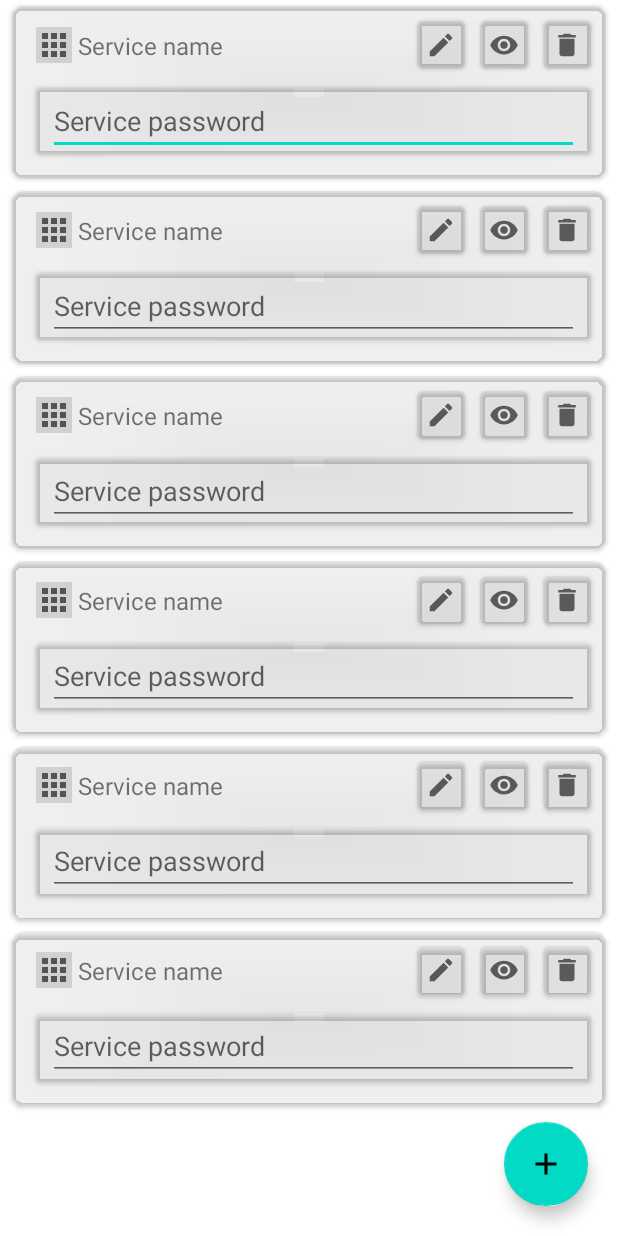
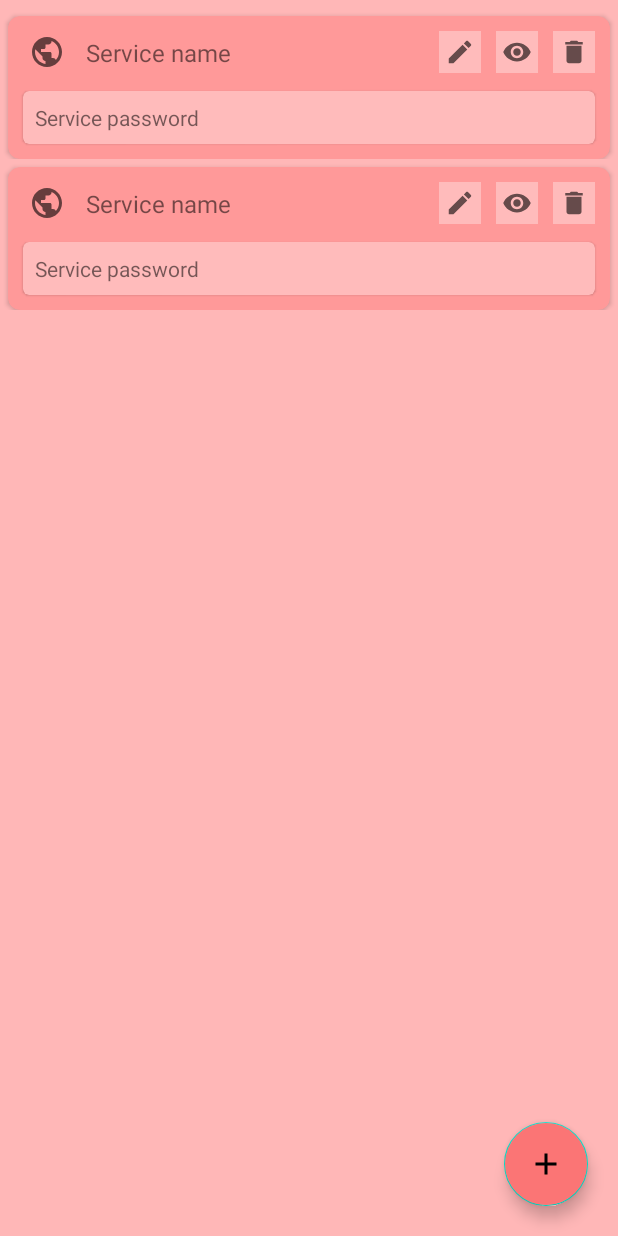
Before and after one commit to Vaishnav-Kanhirathingal/Save-Pass, an Android app: the layout fragment_pass_list.xml on its own in the app's theme, with its tools: preview values and no code run, on a phone screen of 412 x 824 dp. Run offline under Robolectric (Android 15) with nearby library versions, the phone set to English and light mode, and no system bars.

Commit message:
floating action button color added, recycler spacing added

```diff
--- a/app/src/main/java/com/kenetic/savepass/adapters/PassAdapter.kt
+++ b/app/src/main/java/com/kenetic/savepass/adapters/PassAdapter.kt
@@ -11,7 +11,7 @@ import com.kenetic.savepass.databinding.PassListBinding
 import com.kenetic.savepass.password.PasswordData
 
 
-class PassAdapter(isLinear: Boolean) :
+class PassAdapter() :
     ListAdapter<PasswordData, PassAdapter.PassViewHolder>(diffCallBack) {
 
     class PassViewHolder(val binding: PassListBinding) : RecyclerView.ViewHolder(binding.root) {
@@ -28,19 +28,15 @@ class PassAdapter(isLinear: Boolean) :
             )
             binding.serviceNameTextView.text = passwordData.serviceName
 
-            binding.servicePasswordEditText.isEnabled = verifiedWithPassword
+            binding.servicePasswordTextView.text = passwordData.servicePassword
 
             binding.deleteImageView.setOnClickListener {
-                //todo - check fingerprint and then delete
                 Log.d(TAG, "delete image onClick working")
             }
             binding.showImageView.setOnClickListener {
-                //todo - check fingerprint then show
                 Log.d(TAG, "show image onClick working")
             }
             binding.editImageView.setOnClickListener {
-                //todo - check fingerprint then enable editText to be editable,
-                // change icon to a save icon
                 Log.d(TAG, "edit image onClick working")
             }
         }
--- a/app/src/main/java/com/kenetic/savepass/fragments/PassListFragment.kt
+++ b/app/src/main/java/com/kenetic/savepass/fragments/PassListFragment.kt
@@ -4,10 +4,8 @@ import android.os.Bundle
 import android.view.*
 import androidx.fragment.app.Fragment
 import androidx.fragment.app.activityViewModels
-import androidx.lifecycle.ViewModel
 import androidx.navigation.fragment.findNavController
 import androidx.recyclerview.widget.GridLayoutManager
-import androidx.recyclerview.widget.LinearLayoutManager
 import androidx.recyclerview.widget.RecyclerView
 import com.kenetic.savepass.adapters.PassAdapter
 import com.kenetic.savepass.databinding.FragmentPassListBinding
@@ -42,8 +40,9 @@ class PassListFragment : Fragment() {
         super.onViewCreated(view, savedInstanceState)
 
         recyclerView = binding.passwordRecyclerView
-        recyclerView.layoutManager = LinearLayoutManager(this.requireContext())
-        val adapter = PassAdapter(true)
+        //recyclerView.layoutManager = LinearLayoutManager(this.requireContext())
+        recyclerView.layoutManager = GridLayoutManager(this.requireContext(),1)
+        val adapter = PassAdapter()
         recyclerView.adapter = adapter
         viewModel.passList.observe(this.viewLifecycleOwner) {
             adapter.submitList(it)
@@ -62,7 +61,7 @@ class PassListFragment : Fragment() {
 
     private fun setLayoutAndIcon(isLinear: Boolean) {//this is used as the menu icon
         if (isLinear) {
-            recyclerView.layoutManager = LinearLayoutManager(this.requireContext())
+            recyclerView.layoutManager = GridLayoutManager(this.requireContext(), 1)
             //todo - set menu icon
             //todo - store preference
         } else {
--- a/app/src/main/res/layout/activity_main.xml
+++ b/app/src/main/res/layout/activity_main.xml
@@ -10,7 +10,6 @@
         android:id="@+id/nav_host_fragment"
         android:layout_width="match_parent"
         android:layout_height="match_parent"
-        android:layout_margin="10dp"
         android:name="androidx.navigation.fragment.NavHostFragment"
         app:layout_constraintBottom_toBottomOf="parent"
         app:layout_constraintLeft_toLeftOf="parent"
--- a/app/src/main/res/layout/fragment_add_or_edit.xml
+++ b/app/src/main/res/layout/fragment_add_or_edit.xml
@@ -1,7 +1,11 @@
 <?xml version="1.0" encoding="utf-8"?>
-<androidx.constraintlayout.widget.ConstraintLayout xmlns:android="http://schemas.android.com/apk/res/android"
+<ScrollView xmlns:android="http://schemas.android.com/apk/res/android"
     xmlns:app="http://schemas.android.com/apk/res-auto"
     xmlns:tools="http://schemas.android.com/tools"
+    android:layout_width="match_parent"
+    android:layout_height="match_parent">
+
+    <androidx.constraintlayout.widget.ConstraintLayout
         android:layout_width="match_parent"
         android:layout_height="match_parent"
         tools:context=".fragments.AddOrEditFragment">
@@ -137,3 +141,4 @@
             app:layout_constraintTop_toBottomOf="@id/ruler_three" />
 
     </androidx.constraintlayout.widget.ConstraintLayout>
+</ScrollView>
--- a/app/src/main/res/layout/fragment_pass_list.xml
+++ b/app/src/main/res/layout/fragment_pass_list.xml
@@ -4,20 +4,23 @@
     xmlns:tools="http://schemas.android.com/tools"
     android:layout_width="match_parent"
     android:layout_height="match_parent"
+    android:background="@color/recycler_view_background"
     tools:context=".fragments.PassListFragment">
 
     <androidx.recyclerview.widget.RecyclerView
         android:id="@+id/password_recycler_view"
         android:layout_width="match_parent"
         android:layout_height="match_parent"
-        tools:itemCount="6"
+        tools:itemCount="2"
+        android:layout_marginTop="5dp"
         tools:listitem="@layout/pass_list" />
 
     <com.google.android.material.floatingactionbutton.FloatingActionButton
         android:id="@+id/add_fab"
         android:layout_width="wrap_content"
+        android:backgroundTint="@color/floating_action_button"
         android:layout_height="wrap_content"
-        android:layout_margin="20dp"
+        android:layout_margin="@dimen/vertical_app_margin"
         android:src="@drawable/add_fab_icon_40"
         app:layout_constraintBottom_toBottomOf="parent"
         app:layout_constraintRight_toRightOf="parent" />
--- a/app/src/main/res/layout/pass_list.xml
+++ b/app/src/main/res/layout/pass_list.xml
@@ -1,138 +1,118 @@
 <?xml version="1.0" encoding="utf-8"?>
-<androidx.cardview.widget.CardView xmlns:android="http://schemas.android.com/apk/res/android"
+<androidx.constraintlayout.widget.ConstraintLayout xmlns:android="http://schemas.android.com/apk/res/android"
     xmlns:app="http://schemas.android.com/apk/res-auto"
     xmlns:tools="http://schemas.android.com/tools"
     android:layout_width="match_parent"
-    android:layout_height="wrap_content"
-    android:layout_marginVertical="4dp"
-    android:layout_marginHorizontal="8dp"
-    app:cardBackgroundColor="#10000000"
-    app:cardCornerRadius="8dp">
+    android:background="@color/transparent"
+    android:layout_height="wrap_content">
 
-    <androidx.constraintlayout.widget.ConstraintLayout
+    <androidx.cardview.widget.CardView
         android:layout_width="match_parent"
-        android:layout_height="wrap_content">
+        android:layout_height="wrap_content"
+        android:layout_marginStart="5dp"
+        android:layout_marginTop="5dp"
+        android:layout_marginEnd="5dp"
+        app:cardBackgroundColor="@color/card_background"
+        app:cardCornerRadius="8dp"
+        app:layout_constraintBottom_toBottomOf="parent"
+        app:layout_constraintLeft_toLeftOf="parent"
+        app:layout_constraintRight_toRightOf="parent"
+        app:layout_constraintTop_toTopOf="parent">
 
-        <ImageView
-            android:id="@+id/is_app_or_web_image_view"
-            android:layout_width="wrap_content"
-            android:layout_height="wrap_content"
-            android:layout_marginHorizontal="16dp"
-            android:layout_marginStart="16dp"
-            android:background="#20000000"
-            app:layout_constraintBottom_toBottomOf="@id/delete_card"
-            app:layout_constraintLeft_toLeftOf="parent"
-            app:layout_constraintTop_toTopOf="@id/delete_card"
-            tools:src="@drawable/is_application_icon_24" />
+        <androidx.constraintlayout.widget.ConstraintLayout
+            android:layout_width="match_parent"
+            android:layout_height="wrap_content">
 
-        <TextView
-            android:id="@+id/service_name_text_view"
-            android:layout_width="0dp"
-            android:layout_height="wrap_content"
-            android:layout_marginHorizontal="4dp"
-            android:text="@string/service_name"
-            android:textSize="16sp"
-            app:layout_constraintBottom_toBottomOf="@id/delete_card"
-            app:layout_constraintLeft_toRightOf="@id/is_app_or_web_image_view"
-            app:layout_constraintRight_toLeftOf="@id/edit_card"
-            app:layout_constraintTop_toTopOf="@id/delete_card" />
+            <androidx.appcompat.widget.AppCompatImageView
+                android:id="@+id/is_app_or_web_image_view"
+                android:layout_width="wrap_content"
+                android:layout_height="wrap_content"
+                android:layout_marginStart="@dimen/card_spacing"
+                android:padding="@dimen/image_padding"
+                app:layout_constraintBottom_toBottomOf="@id/delete_image_view"
+                app:layout_constraintLeft_toLeftOf="parent"
+                app:layout_constraintTop_toTopOf="@id/delete_image_view"
+                tools:src="@drawable/is_website_icon_24" />
 
-        <androidx.cardview.widget.CardView
-            android:id="@+id/delete_card"
-            android:layout_width="wrap_content"
-            android:layout_height="wrap_content"
-            android:layout_marginTop="10dp"
-            android:layout_marginEnd="10dp"
-            app:cardBackgroundColor="#00000000"
-            app:cardCornerRadius="@dimen/corner_radius"
-            app:layout_constraintRight_toRightOf="parent"
-            app:layout_constraintTop_toTopOf="parent">
+            <com.google.android.material.textview.MaterialTextView
+                android:id="@+id/service_name_text_view"
+                android:layout_width="0dp"
+                android:layout_height="wrap_content"
+                android:layout_marginHorizontal="@dimen/card_spacing"
+                android:text="@string/service_name"
+                android:textSize="16sp"
+                app:layout_constraintBottom_toBottomOf="@id/delete_image_view"
+                app:layout_constraintLeft_toRightOf="@id/is_app_or_web_image_view"
+                app:layout_constraintRight_toLeftOf="@id/edit_image_view"
+                app:layout_constraintTop_toTopOf="@id/delete_image_view" />
 
-            <ImageView
+            <androidx.appcompat.widget.AppCompatImageButton
                 android:id="@+id/delete_image_view"
                 android:layout_width="wrap_content"
                 android:layout_height="wrap_content"
-                android:background="#10000000"
+                android:layout_marginTop="@dimen/card_spacing"
+                android:layout_marginEnd="@dimen/card_spacing"
+                android:background="@color/card_foreground"
                 android:padding="@dimen/image_padding"
-                android:src="@drawable/ic_baseline_delete_20" />
+                android:src="@drawable/ic_baseline_delete_20"
+                app:layout_constraintRight_toRightOf="parent"
+                app:layout_constraintTop_toTopOf="parent" />
 
-        </androidx.cardview.widget.CardView>
 
-        <androidx.cardview.widget.CardView
-            android:id="@+id/show_card"
-            android:layout_width="wrap_content"
-            android:layout_height="wrap_content"
-            android:layout_marginEnd="10dp"
-            app:cardBackgroundColor="#00000000"
-            app:cardCornerRadius="@dimen/corner_radius"
-            app:layout_constraintBottom_toBottomOf="@id/delete_card"
-            app:layout_constraintRight_toLeftOf="@id/delete_card"
-            app:layout_constraintTop_toTopOf="@id/delete_card">
-
-            <ImageView
+            <androidx.appcompat.widget.AppCompatImageButton
                 android:id="@+id/show_image_view"
                 android:layout_width="wrap_content"
                 android:layout_height="wrap_content"
-                android:background="#10000000"
+                android:layout_marginEnd="@dimen/card_spacing"
+                android:background="@color/card_foreground"
                 android:padding="@dimen/image_padding"
-                android:src="@drawable/ic_baseline_show_20" />
+                android:src="@drawable/ic_baseline_show_20"
+                app:layout_constraintBottom_toBottomOf="@id/delete_image_view"
+                app:layout_constraintRight_toLeftOf="@id/delete_image_view"
+                app:layout_constraintTop_toTopOf="@id/delete_image_view" />
 
-        </androidx.cardview.widget.CardView>
 
-        <androidx.cardview.widget.CardView
-            android:id="@+id/edit_card"
-            android:layout_width="wrap_content"
-            android:layout_height="wrap_content"
-            android:layout_marginEnd="10dp"
-            app:cardBackgroundColor="#00000000"
-            app:cardCornerRadius="@dimen/corner_radius"
-            app:layout_constraintBottom_toBottomOf="@id/show_card"
-            app:layout_constraintRight_toLeftOf="@id/show_card"
-            app:layout_constraintTop_toTopOf="@id/show_card">
-
-            <ImageView
+            <androidx.appcompat.widget.AppCompatImageButton
                 android:id="@+id/edit_image_view"
                 android:layout_width="wrap_content"
                 android:layout_height="wrap_content"
-                android:background="#10000000"
+                android:layout_marginEnd="@dimen/card_spacing"
+                android:background="@color/card_foreground"
                 android:padding="@dimen/image_padding"
-                android:src="@drawable/ic_baseline_edit_20" />
+                android:src="@drawable/ic_baseline_edit_20"
+                app:layout_constraintBottom_toBottomOf="@id/delete_image_view"
+                app:layout_constraintRight_toLeftOf="@id/show_image_view"
+                app:layout_constraintTop_toTopOf="@id/delete_image_view" />
 
-        </androidx.cardview.widget.CardView>
 
-        <androidx.cardview.widget.CardView
-            android:id="@+id/password_card"
-            android:layout_width="0dp"
-            android:layout_height="wrap_content"
-            android:layout_marginVertical="16dp"
-            app:cardBackgroundColor="#08000000"
-            app:cardCornerRadius="@dimen/corner_radius"
-            app:layout_constraintBottom_toBottomOf="parent"
-            app:layout_constraintLeft_toLeftOf="@id/is_app_or_web_image_view"
-            app:layout_constraintRight_toRightOf="@id/delete_card"
-            app:layout_constraintTop_toBottomOf="@id/is_app_or_web_image_view">
+            <com.google.android.material.card.MaterialCardView
+                android:layout_width="0dp"
+                android:layout_height="wrap_content"
+                android:layout_marginVertical="@dimen/card_spacing"
+                app:cardBackgroundColor="@color/card_foreground"
+                app:cardCornerRadius="@dimen/corner_radius"
+                app:layout_constraintBottom_toBottomOf="parent"
+                app:layout_constraintLeft_toLeftOf="@id/is_app_or_web_image_view"
+                app:layout_constraintRight_toRightOf="@id/delete_image_view"
+                app:layout_constraintTop_toBottomOf="@id/is_app_or_web_image_view">
 
-            <androidx.constraintlayout.widget.ConstraintLayout
-                android:layout_width="match_parent"
-                android:layout_height="wrap_content">
 
-                <com.google.android.material.textfield.TextInputEditText
-                    android:id="@+id/service_password_edit_text"
-                    android:layout_width="0dp"
+                <com.google.android.material.textview.MaterialTextView
+                    android:id="@+id/service_password_text_view"
+                    android:layout_width="match_parent"
                     android:layout_height="wrap_content"
-                    android:layout_marginHorizontal="8dp"
-                    android:hint="@string/service_password"
-                    android:textColor="@color/black"
+                    android:background="#00000000"
+                    android:padding="8dp"
                     app:layout_constraintBottom_toBottomOf="parent"
                     app:layout_constraintLeft_toLeftOf="parent"
                     app:layout_constraintRight_toRightOf="parent"
-                    app:layout_constraintTop_toTopOf="parent" />
+                    app:layout_constraintTop_toTopOf="parent"
+                    tools:text="@string/service_password" />
 
 
-            </androidx.constraintlayout.widget.ConstraintLayout>
+            </com.google.android.material.card.MaterialCardView>
 
-        </androidx.cardview.widget.CardView>
+        </androidx.constraintlayout.widget.ConstraintLayout>
 
-    </androidx.constraintlayout.widget.ConstraintLayout>
-
-</androidx.cardview.widget.CardView>
+    </androidx.cardview.widget.CardView>
+</androidx.constraintlayout.widget.ConstraintLayout>
--- /dev/null
+++ b/app/src/main/res/values-night/colors.xml
@@ -0,0 +1,3 @@
+<?xml version="1.0" encoding="utf-8"?>
+<resources>
+</resources>
--- a/app/src/main/res/values-night/themes.xml
+++ b/app/src/main/res/values-night/themes.xml
@@ -12,5 +12,6 @@
         <!-- Status bar color. -->
         <item name="android:statusBarColor" tools:targetApi="l">?attr/colorPrimaryVariant</item>
         <!-- Customize your theme here. -->
+        <item name="android:navigationBarColor">@color/recycler_view_background</item>
     </style>
 </resources>
--- a/app/src/main/res/values/colors.xml
+++ b/app/src/main/res/values/colors.xml
@@ -7,4 +7,9 @@
     <color name="teal_700">#FF018786</color>
     <color name="black">#FF000000</color>
     <color name="white">#FFFFFFFF</color>
+    <color name="card_background">#ff9999</color>
+    <color name="card_foreground">#ffbbbb</color>
+    <color name="recycler_view_background">#FFB7B7</color>
+    <color name="transparent">#00000000</color>
+    <color name="floating_action_button">#FB7575</color>
 </resources>
--- a/app/src/main/res/values/dimens.xml
+++ b/app/src/main/res/values/dimens.xml
@@ -3,5 +3,6 @@
     <dimen name="vertical_app_margin">20dp</dimen>
     <dimen name="ruler_thickness">1dp</dimen>
     <dimen name="corner_radius">4dp</dimen>
-    <dimen name="image_padding">6dp</dimen>
+    <dimen name="image_padding">4dp</dimen>
+    <dimen name="card_spacing">10dp</dimen>
 </resources>
--- a/app/src/main/res/values/themes.xml
+++ b/app/src/main/res/values/themes.xml
@@ -12,5 +12,6 @@
         <!-- Status bar color. -->
         <item name="android:statusBarColor" tools:targetApi="l">?attr/colorPrimaryVariant</item>
         <!-- Customize your theme here. -->
+        <item name="android:navigationBarColor">@color/recycler_view_background</item>
     </style>
 </resources>
```
Lines whose indentation alone changed are shown as unchanged.
